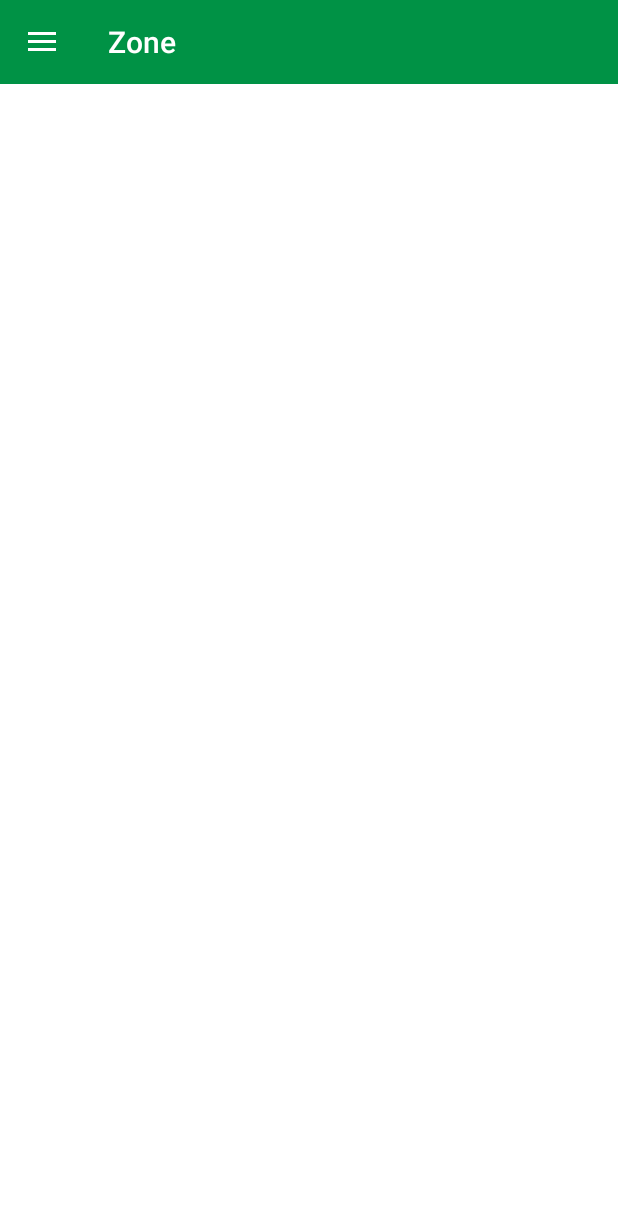
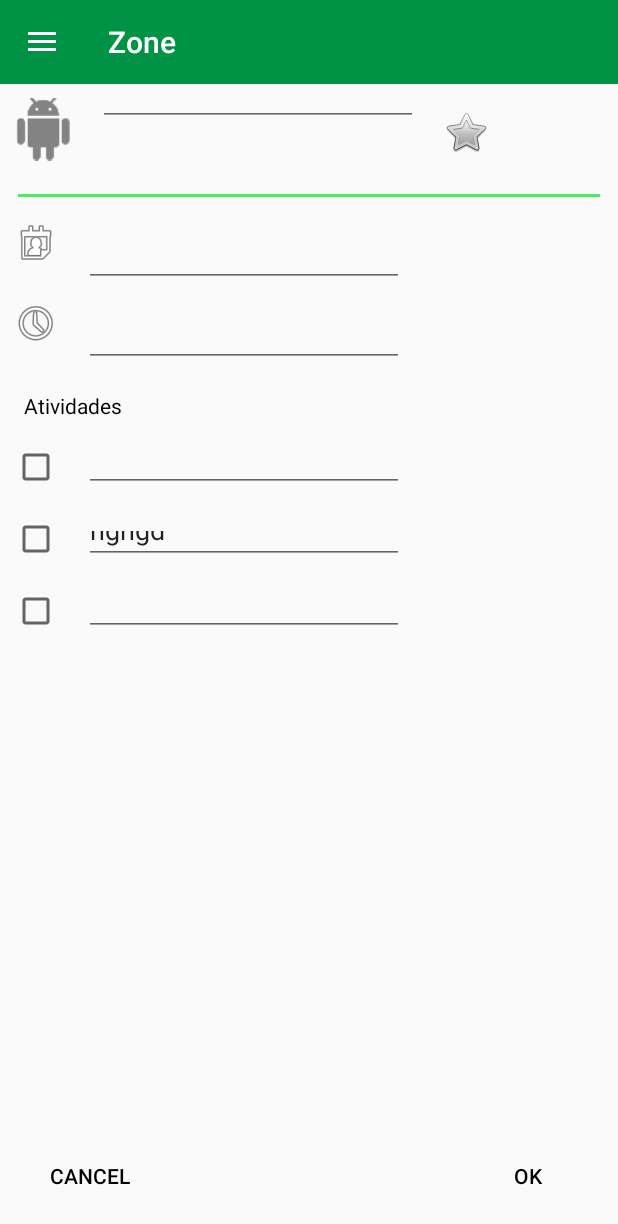
Before and after one commit to GabrielCeffas/zone, an Android app: the screen it shows after launch (MainActivity), in the side drawer, after a tap on "Revisao", on a phone screen of 412 x 824 dp. Shown: the top 1224 px of the screen. Run offline under Robolectric (Android 15) with nearby library versions, the phone set to English and light mode, and no system bars.

Commit message:
Nova Tarefa

```diff
--- a/app/build.gradle
+++ b/app/build.gradle
@@ -37,4 +37,5 @@ dependencies {
     compile 'com.android.support:recyclerview-v7:25.0.0'
     compile 'com.android.support:support-v4:25.0.0'
     testCompile 'junit:junit:4.12'
+    compile 'com.android.support.constraint:constraint-layout:1.0.2'
 }
--- a/app/src/main/java/br/com/zone/MainActivity.java
+++ b/app/src/main/java/br/com/zone/MainActivity.java
@@ -19,6 +19,7 @@ import android.widget.TextView;
 
 import com.androidmusicplayer.R;
 import br.com.zone.fragment.aboutFragment;
+import br.com.zone.fragment.novaTarefaFragment;
 import br.com.zone.fragment.tabFragment;
 import br.com.zone.fragment.semanalFragment;
 
@@ -65,7 +66,7 @@ public class MainActivity extends AppCompatActivity{
                 } else if (id == R.id.nav_calendar) {
                     fragment = new semanalFragment();
                 } else if (id == R.id.nav_revisao) {
-
+                    fragment = new novaTarefaFragment();
                 } else if (id == R.id.nav_config) {
 
                 }else if (id == R.id.nav_sobre) {
--- /dev/null
+++ b/app/src/main/java/br/com/zone/fragment/novaTarefaFragment.java
@@ -0,0 +1,28 @@
+package br.com.zone.fragment;
+
+
+import android.os.Bundle;
+import android.support.v4.app.Fragment;
+import android.support.v7.widget.LinearLayoutManager;
+import android.view.LayoutInflater;
+import android.view.View;
+import android.view.ViewGroup;
+
+import com.androidmusicplayer.R;
+
+public class novaTarefaFragment extends Fragment {
+
+    public novaTarefaFragment() {
+    }
+
+    @Override
+    public View onCreateView(LayoutInflater inflater, ViewGroup container, Bundle savedInstanceState) {
+        View view = inflater.inflate(R.layout.novatarefa_fragment, container, false);
+
+        getActivity().setTitle("Zone");
+        LinearLayoutManager linearLayoutManager = new LinearLayoutManager(getActivity());
+
+        return view;
+    }
+
+}
--- /dev/null
+++ b/app/src/main/res/layout/novatarefa_fragment.xml
@@ -0,0 +1,211 @@
+<?xml version="1.0" encoding="utf-8"?>
+<LinearLayout xmlns:android="http://schemas.android.com/apk/res/android"
+    xmlns:app="http://schemas.android.com/apk/res-auto"
+    xmlns:tools="http://schemas.android.com/tools"
+    android:orientation="vertical" android:layout_width="match_parent"
+    android:layout_height="match_parent">
+
+
+    <android.support.constraint.ConstraintLayout
+        android:layout_width="match_parent"
+        android:layout_height="match_parent">
+        <ImageButton
+            android:id="@+id/imageButton"
+            android:layout_width="wrap_content"
+            android:layout_height="wrap_content"
+            android:background="@null"
+            app:srcCompat="@android:drawable/btn_star"
+            app:layout_constraintTop_toTopOf="parent"
+            android:layout_marginTop="16dp"
+            android:layout_marginStart="16dp"
+            app:layout_constraintLeft_toRightOf="@+id/editText"
+            android:layout_marginLeft="16dp" />
+
+        <EditText
+            android:id="@+id/editText2"
+            android:layout_width="0dp"
+            android:layout_height="46dp"
+            android:layout_marginEnd="8dp"
+            android:layout_marginStart="8dp"
+            android:ems="10"
+            android:inputType="textMultiLine"
+            android:layout_marginTop="8dp"
+            app:layout_constraintTop_toBottomOf="@+id/editText"
+            android:layout_marginLeft="8dp"
+            app:layout_constraintLeft_toLeftOf="parent"
+            android:layout_marginRight="8dp"
+            app:layout_constraintRight_toRightOf="parent" />
+
+        <Button
+            android:id="@+id/button2"
+            style="@style/Widget.AppCompat.Button.Borderless"
+            android:layout_width="wrap_content"
+            android:layout_height="wrap_content"
+            android:layout_marginBottom="16dp"
+            android:layout_marginEnd="16dp"
+            android:layout_marginRight="16dp"
+            android:text="OK"
+            app:layout_constraintBottom_toBottomOf="parent"
+            app:layout_constraintRight_toRightOf="parent" />
+
+        <CheckBox
+            android:id="@+id/checkBox1"
+            android:layout_width="wrap_content"
+            android:layout_height="wrap_content"
+            android:layout_marginLeft="8dp"
+            android:layout_marginStart="8dp"
+            android:layout_marginTop="15dp"
+            app:layout_constraintLeft_toLeftOf="parent"
+            app:layout_constraintTop_toBottomOf="@+id/textView3" />
+
+        <CheckBox
+            android:id="@+id/checkBox2"
+            android:layout_width="wrap_content"
+            android:layout_height="wrap_content"
+            android:layout_marginLeft="8dp"
+            app:layout_constraintLeft_toLeftOf="parent"
+            android:layout_marginTop="16dp"
+            app:layout_constraintTop_toBottomOf="@+id/checkBox1"
+            android:layout_marginStart="8dp" />
+
+        <CheckBox
+            android:id="@+id/checkBox3"
+            android:layout_width="wrap_content"
+            android:layout_height="wrap_content"
+            android:layout_marginLeft="8dp"
+            app:layout_constraintLeft_toLeftOf="parent"
+            android:layout_marginTop="16dp"
+            app:layout_constraintTop_toBottomOf="@+id/checkBox2"
+            android:layout_marginStart="8dp" />
+
+        <ImageView
+            android:id="@+id/imageView4"
+            android:layout_width="wrap_content"
+            android:layout_height="wrap_content"
+            app:srcCompat="@android:drawable/ic_menu_recent_history"
+            app:layout_constraintLeft_toLeftOf="parent"
+            android:layout_marginLeft="8dp"
+            android:layout_marginTop="8dp"
+            app:layout_constraintTop_toBottomOf="@+id/editText4"
+            android:layout_marginStart="8dp" />
+
+        <ImageView
+            android:id="@+id/imageView5"
+            android:layout_width="wrap_content"
+            android:layout_height="wrap_content"
+            app:srcCompat="@android:drawable/ic_menu_my_calendar"
+            android:layout_marginLeft="8dp"
+            app:layout_constraintLeft_toLeftOf="parent"
+            android:layout_marginTop="8dp"
+            app:layout_constraintTop_toBottomOf="@+id/editText2"
+            android:layout_marginStart="8dp" />
+
+        <EditText
+            android:id="@+id/editText3"
+            android:layout_width="wrap_content"
+            android:layout_height="wrap_content"
+            android:ems="10"
+            android:inputType="time"
+            android:layout_marginTop="8dp"
+            app:layout_constraintTop_toBottomOf="@+id/editText4"
+            app:layout_constraintLeft_toRightOf="@+id/imageView4"
+            android:layout_marginLeft="16dp"
+            android:layout_marginStart="16dp" />
+
+        <EditText
+            android:id="@+id/editText4"
+            android:layout_width="wrap_content"
+            android:layout_height="wrap_content"
+            android:ems="10"
+            android:inputType="date"
+            android:layout_marginTop="8dp"
+            app:layout_constraintTop_toBottomOf="@+id/editText2"
+            app:layout_constraintLeft_toRightOf="@+id/imageView5"
+            android:layout_marginLeft="16dp"
+            android:layout_marginStart="16dp" />
+
+        <TextView
+            android:id="@+id/textView3"
+            android:layout_width="wrap_content"
+            android:layout_height="wrap_content"
+            android:text="Atividades"
+            android:layout_marginLeft="16dp"
+            app:layout_constraintLeft_toLeftOf="parent"
+            android:layout_marginStart="16dp"
+            android:layout_marginTop="16dp"
+            app:layout_constraintTop_toBottomOf="@+id/editText3" />
+
+        <Button
+            android:id="@+id/button4"
+            style="@style/Widget.AppCompat.Button.Borderless"
+            android:layout_width="wrap_content"
+            android:layout_height="wrap_content"
+            android:layout_marginBottom="16dp"
+            android:layout_marginLeft="16dp"
+            android:text="Cancel"
+            app:layout_constraintBottom_toBottomOf="parent"
+            app:layout_constraintLeft_toLeftOf="parent"
+            android:layout_marginStart="16dp" />
+
+        <ImageView
+            android:id="@+id/imageView3"
+            android:layout_width="42dp"
+            android:layout_height="44dp"
+            app:srcCompat="@drawable/ic_action_name"
+            app:layout_constraintTop_toTopOf="parent"
+            android:layout_marginTop="8dp"
+            android:layout_marginLeft="8dp"
+            app:layout_constraintLeft_toLeftOf="parent"
+            android:layout_marginStart="8dp" />
+
+        <EditText
+            android:id="@+id/editText"
+            android:layout_width="wrap_content"
+            android:layout_height="wrap_content"
+            android:ems="10"
+            android:inputType="textPersonName"
+            app:layout_constraintTop_toTopOf="parent"
+            android:layout_marginTop="-17dp"
+            app:layout_constraintLeft_toRightOf="@+id/imageView3"
+            android:layout_marginLeft="-42dp"
+            android:layout_marginStart="15dp" />
+
+        <EditText
+            android:id="@+id/checkboxText1"
+            android:layout_width="wrap_content"
+            android:layout_height="32dp"
+            android:layout_marginLeft="16dp"
+            android:layout_marginStart="16dp"
+            android:layout_marginTop="16dp"
+            android:ems="10"
+            android:inputType="textPersonName"
+            app:layout_constraintLeft_toRightOf="@+id/checkBox1"
+            app:layout_constraintTop_toBottomOf="@+id/textView3" />
+
+        <EditText
+            android:id="@+id/editText9"
+            android:layout_width="wrap_content"
+            android:layout_height="32dp"
+            android:layout_marginLeft="16dp"
+            android:layout_marginTop="16dp"
+            android:ems="10"
+            android:inputType="textPersonName"
+            android:text="hghgd"
+            app:layout_constraintLeft_toRightOf="@+id/checkBox2"
+            app:layout_constraintTop_toBottomOf="@+id/checkboxText1" />
+
+        <EditText
+            android:id="@+id/editText12"
+            android:layout_width="wrap_content"
+            android:layout_height="32dp"
+            android:layout_marginLeft="16dp"
+            android:layout_marginTop="16dp"
+            android:ems="10"
+            android:inputType="textPersonName"
+            app:layout_constraintLeft_toRightOf="@+id/checkBox3"
+
+            app:layout_constraintTop_toBottomOf="@+id/editText9" />
+
+
+    </android.support.constraint.ConstraintLayout>
+</LinearLayout>
```
